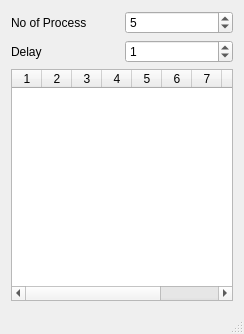
Old version of the form src/MainWindow.ui in the repository pPanda-beta/ADB_Task_Manager.
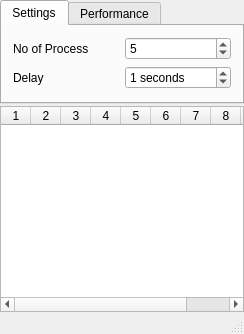
New version of the form. Custom widgets are drawn as their Qt base class.

The edit to the form file:
```diff
--- a/src/MainWindow.ui
+++ b/src/MainWindow.ui
@@ -14,13 +14,49 @@
    <string>MainWindow</string>
   </property>
   <widget class="QWidget" name="centralWidget">
-   <layout class="QVBoxLayout" name="verticalLayout">
+   <layout class="QVBoxLayout" name="verticalLayout" stretch="1,2">
+    <property name="spacing">
+     <number>2</number>
+    </property>
+    <property name="sizeConstraint">
+     <enum>QLayout::SetDefaultConstraint</enum>
+    </property>
+    <property name="leftMargin">
+     <number>0</number>
+    </property>
+    <property name="topMargin">
+     <number>0</number>
+    </property>
+    <property name="rightMargin">
+     <number>0</number>
+    </property>
+    <property name="bottomMargin">
+     <number>0</number>
+    </property>
     <item>
+     <widget class="QTabWidget" name="tabWidget">
+      <property name="currentIndex">
+       <number>0</number>
+      </property>
+      <widget class="QWidget" name="Settings">
+       <attribute name="title">
+        <string>Settings</string>
+       </attribute>
      <layout class="QGridLayout" name="gridLayout">
-      <item row="0" column="0">
-       <widget class="QLabel" name="label">
+        <item row="1" column="1">
+         <widget class="QSpinBox" name="del">
+          <property name="suffix">
+           <string> seconds</string>
+          </property>
+          <property name="value">
+           <number>1</number>
+          </property>
+         </widget>
+        </item>
+        <item row="1" column="0">
+         <widget class="QLabel" name="label_2">
         <property name="text">
-         <string>No of Process</string>
+           <string>Delay</string>
         </property>
        </widget>
       </item>
@@ -34,27 +70,51 @@
         </property>
        </widget>
       </item>
-      <item row="1" column="0">
-       <widget class="QLabel" name="label_2">
+        <item row="0" column="0">
+         <widget class="QLabel" name="label">
         <property name="text">
-         <string>Delay</string>
-        </property>
-       </widget>
-      </item>
-      <item row="1" column="1">
-       <widget class="QSpinBox" name="del">
-        <property name="value">
-         <number>1</number>
+           <string>No of Process</string>
         </property>
        </widget>
       </item>
      </layout>
+      </widget>
+      <widget class="QCustomPlot" name="Perf">
+       <attribute name="title">
+        <string>Performance</string>
+       </attribute>
+      </widget>
+     </widget>
     </item>
     <item>
      <widget class="QTableWidget" name="tableWidget">
+      <property name="enabled">
+       <bool>true</bool>
+      </property>
+      <property name="sizePolicy">
+       <sizepolicy hsizetype="Expanding" vsizetype="MinimumExpanding">
+        <horstretch>0</horstretch>
+        <verstretch>0</verstretch>
+       </sizepolicy>
+      </property>
+      <property name="minimumSize">
+       <size>
+        <width>0</width>
+        <height>10</height>
+       </size>
+      </property>
+      <property name="baseSize">
+       <size>
+        <width>0</width>
+        <height>10</height>
+       </size>
+      </property>
       <property name="sortingEnabled">
        <bool>true</bool>
       </property>
+      <property name="rowCount">
+       <number>0</number>
+      </property>
       <property name="columnCount">
        <number>10</number>
       </property>
@@ -87,6 +147,14 @@
   <widget class="QStatusBar" name="statusBar"/>
  </widget>
  <layoutdefault spacing="6" margin="11"/>
+ <customwidgets>
+  <customwidget>
+   <class>QCustomPlot</class>
+   <extends>QWidget</extends>
+   <header location="global">QCustomPlot.h</header>
+   <container>1</container>
+  </customwidget>
+ </customwidgets>
  <resources/>
  <connections/>
 </ui>
```
Lines whose indentation alone changed are shown as unchanged.
